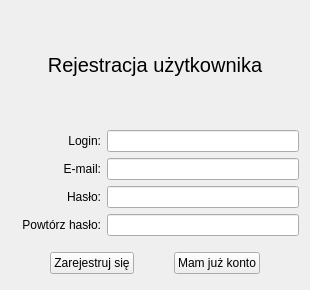
Above: JaroEliCall/gui/register.ui from jaroslaw-wieczorek/Project_IP_Telephony_Python_Voip before the change. Below: the same form after it.
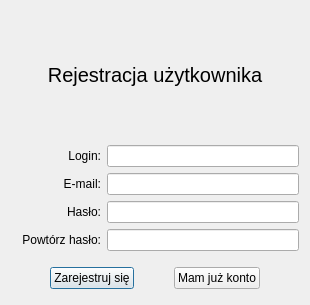
That is the form after the change.

Commit message: Add methods to menagement interfaces in register.py adduser.py, replace type widget in register.ui on QDialog. Build_ui.

```diff
--- a/JaroEliCall/gui/register.ui
+++ b/JaroEliCall/gui/register.ui
@@ -1,13 +1,13 @@
 <?xml version="1.0" encoding="UTF-8"?>
 <ui version="4.0">
- <class>RegisterForm</class>
- <widget class="QWidget" name="RegisterForm">
+ <class>RegisterDialog</class>
+ <widget class="QDialog" name="RegisterDialog">
   <property name="geometry">
    <rect>
     <x>0</x>
     <y>0</y>
     <width>310</width>
-    <height>290</height>
+    <height>305</height>
    </rect>
   </property>
   <property name="minimumSize">
@@ -19,7 +19,7 @@
   <property name="maximumSize">
    <size>
     <width>310</width>
-    <height>290</height>
+    <height>305</height>
    </size>
   </property>
   <property name="windowTitle">
@@ -37,7 +37,7 @@
      <property name="sizeHint" stdset="0">
       <size>
        <width>10</width>
-       <height>5</height>
+       <height>12</height>
       </size>
      </property>
     </spacer>
@@ -68,7 +68,7 @@
      <property name="sizeHint" stdset="0">
       <size>
        <width>10</width>
-       <height>10</height>
+       <height>12</height>
       </size>
      </property>
     </spacer>
```
Left out of the diff: 10 changed lines with no effect on the pictures. The commit also changes 7 other files.
